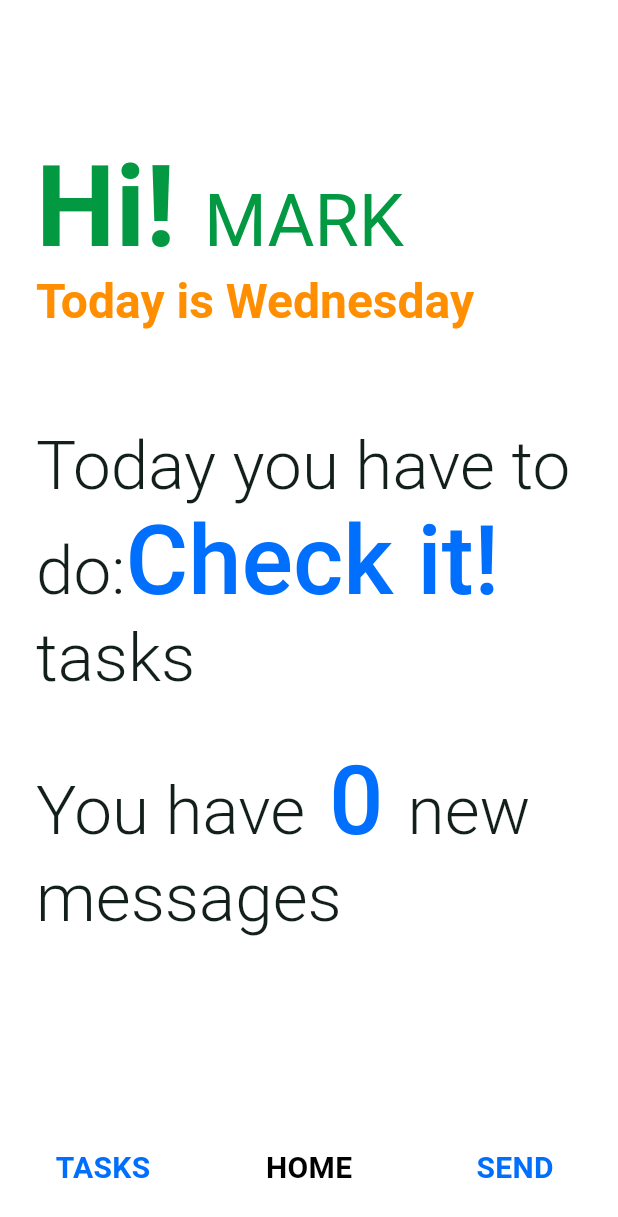
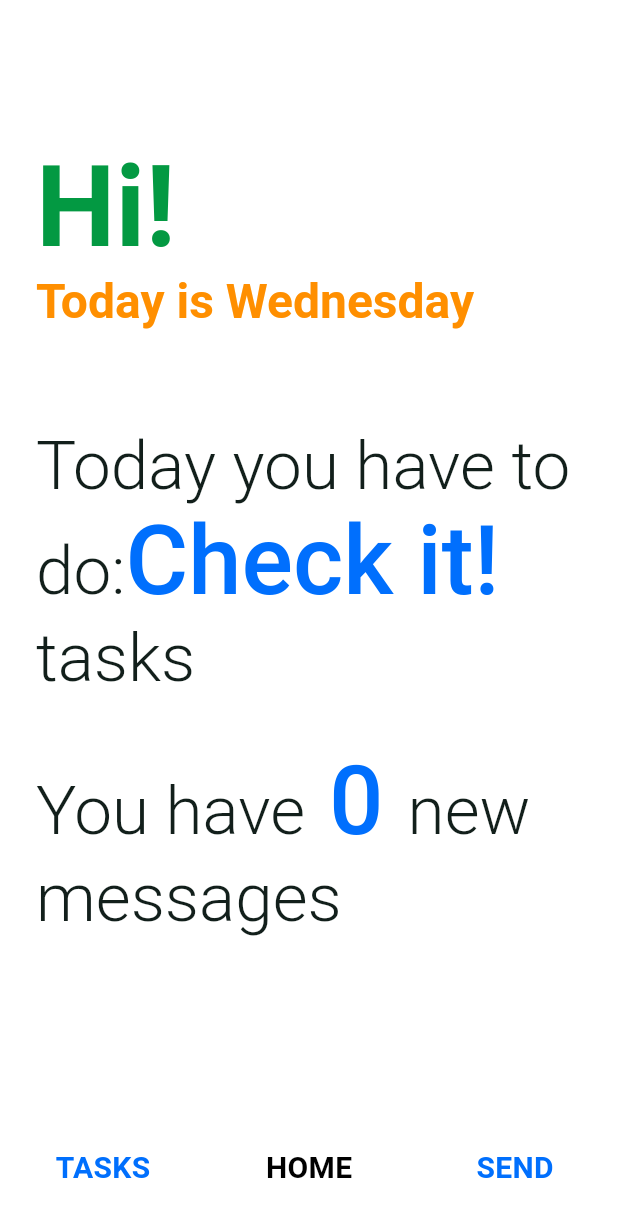
Before and after one commit to janicaleksander/rcs, a Flutter app: the HomePage screen opened by its route, on a phone screen of 412 x 824 dp. Shown: the top 1217 px of the screen. Run offline on Flutter 3.47's test engine with Material 3 defaults, Android fonts, the phone set to English and light mode, and no system bars; our stand-ins replace awesome_snackbar_content, dartz, dio, flutter_dotenv, flutter_secure_storage, get_it and 2 more; accounts and stored records are empty.

Commit message:
fix: Delete placeholder

```diff
--- a/mobile/lib/pages/home_page/home_page.dart
+++ b/mobile/lib/pages/home_page/home_page.dart
@@ -89,14 +89,7 @@ class _HomePageState extends State<HomePage> {
                       color: HomeColors.greetingTextColor,
                     ),
                   ),
-                  TextSpan(
-                    text: 'MARK',
-                    style: TextStyle(
-                      fontSize: 48,
-                      fontWeight: FontWeight.w400,
-                      color: HomeColors.greetingTextColor,
-                    ),
-                  ),
+
                 ],
               ),
             ),
```
